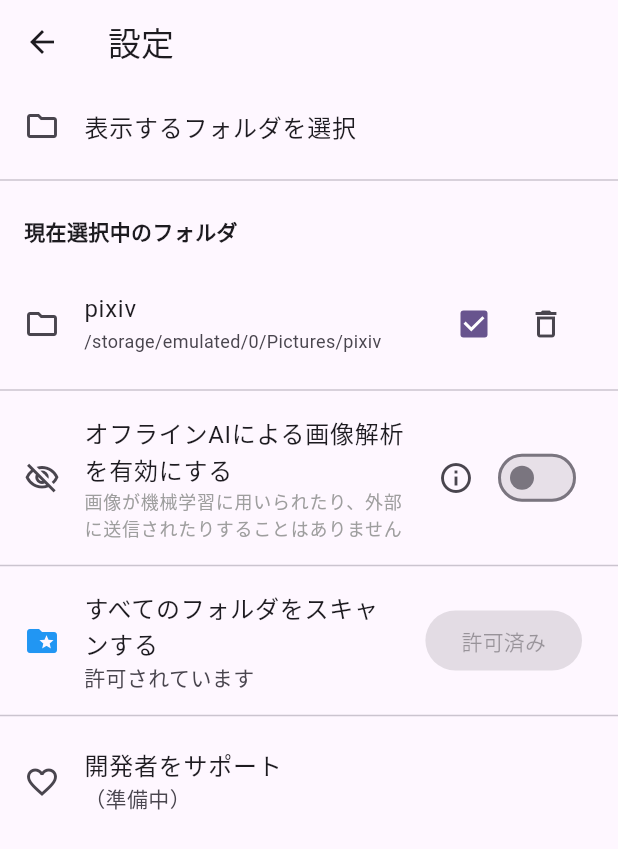
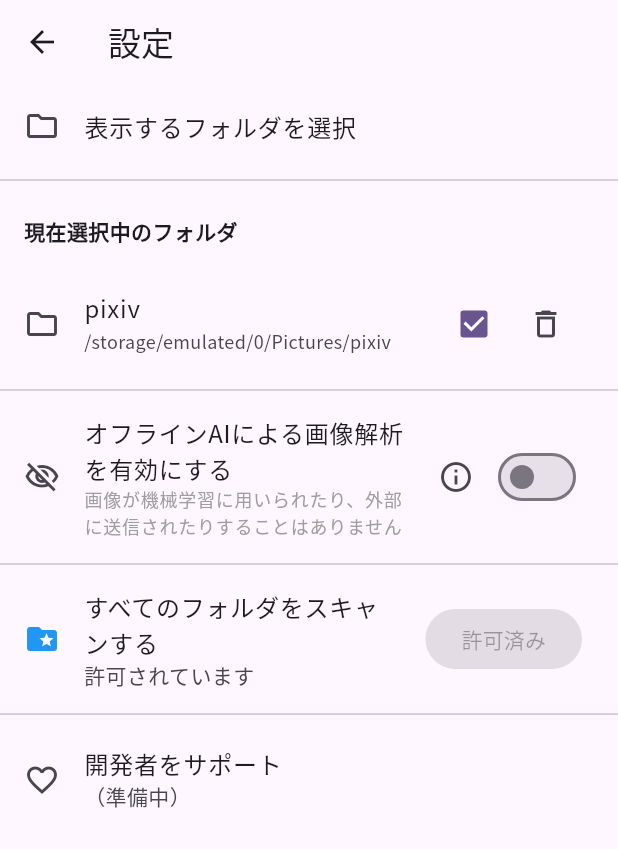
Before and after one commit to minimarimo3/moe_viewer, a Flutter app: the screen it shows after launch, after a tap on the "settings" icon, on a phone screen of 412 x 824 dp. Shown: the top 849 px of the screen. Run offline on Flutter 3.47's test engine with Material 3 defaults, Android fonts, the light colour scheme and no system bars; our stand-ins replace file_picker, permission_handler, pool, share_plus, shared_preferences; missing offline and left inert: photo_manager.

Commit message:
フォントを追加

```diff
--- a/lib/main.dart
+++ b/lib/main.dart
@@ -41,6 +41,7 @@ class MyApp extends StatelessWidget {
     return MaterialApp(
       title: 'Moe Viewer',
       theme: ThemeData(
+        fontFamily: 'NotoSansJP',
         colorScheme: ColorScheme.fromSeed(seedColor: Colors.deepPurple),
       ),
       // home: const MyHomePage(title: 'Moe Viewer Home Page'),
```
Also changed, not shown: pubspec.yaml (+8 -0 lines), 10 other files.
